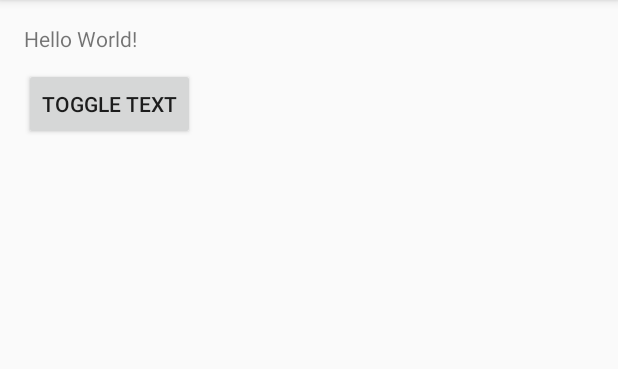
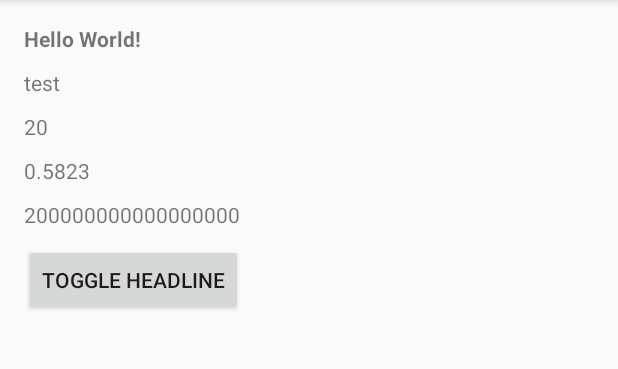
Before and after one commit to wkarl/mia-Argon, an Android app: the screen it shows after launch (MainActivity), on a phone screen of 412 x 824 dp, the part 84-453 px from its top. Run offline under Robolectric (Android 15) with nearby library versions, the phone set to English and light mode, and no system bars; libraries missing offline, so code that uses them is left out: com.jakewharton.processphoenix.

Commit message:
Use JSON configuration instead of xml

```diff
--- a/argon/build.gradle
+++ b/argon/build.gradle
@@ -9,8 +9,8 @@ android {
     defaultConfig {
         minSdkVersion 16
         targetSdkVersion 23
-        versionCode 6
-        versionName "0.9.6"
+        versionCode 7
+        versionName "0.9.7"
     }
 
     buildTypes {
@@ -27,6 +27,8 @@ dependencies {
     compile 'com.android.support:appcompat-v7:23.1.1'
 
     testCompile 'junit:junit:4.12'
+
+    compile 'com.google.code.gson:gson:2.5'
 }
 
 uploadArchives {
--- a/argon/src/main/java/de/prosiebensat1digital/argon/Argon.java
+++ b/argon/src/main/java/de/prosiebensat1digital/argon/Argon.java
@@ -7,28 +7,23 @@ import android.app.PendingIntent;
 import android.content.Context;
 import android.content.Intent;
 import android.os.Build;
-import android.os.Bundle;
 import android.support.annotation.ColorRes;
 import android.support.annotation.DrawableRes;
 import android.support.annotation.NonNull;
 import android.support.annotation.StringRes;
-import android.support.annotation.XmlRes;
 import android.support.v4.app.NotificationCompat;
 
-import java.util.Map;
+import com.jakewharton.processphoenix.ProcessPhoenix;
 
 public class Argon {
-    static final String ARGON_PREFERENCES_RESOURCE = "de.prosiebensat1digital.argon.PREFERENCES_RESOURCE";
-    static final String ARGON_PREFERENCES          = "de.prosiebensat1digital.argon.PREFERENCES";
-
     private static final int NOTIFICATION_ID = 666;
-    private static final int REQUEST_CODE    = 0;
+    private static final int REQUEST_CODE = 0;
 
     private static Argon sInstance;
 
     private final Context mContext;
-    @XmlRes
-    private final int     mPreferenceResourceId;
+
+    private ConfigStore mConfigStore;
 
     @DrawableRes
     private int mIconRes = R.drawable.ic_bug_report_white_24dp;
@@ -47,14 +42,23 @@ public class Argon {
         return sInstance;
     }
 
-    public static Argon init(@NonNull Application application, @XmlRes int preferenceResourceId) {
-        sInstance = new Argon(application, preferenceResourceId);
+    /**
+     * Init Argon with a fallback configuration.
+     * @param application
+     * @param config
+     * @return
+     */
+    public static Argon init(@NonNull Application application, Object config) {
+        if (sInstance != null) {
+            throw new IllegalStateException("Argon cannot be re-initialised.");
+        }
+        sInstance = new Argon(application, config);
         return sInstance;
     }
 
-    private Argon(@NonNull Context inContext, @XmlRes int preferenceResourceId) {
+    private Argon(@NonNull Context inContext, Object config) {
         mContext = inContext;
-        mPreferenceResourceId = preferenceResourceId;
+        mConfigStore = new ConfigStore(inContext, config);
     }
 
     /* Builder-like pattern */
@@ -97,7 +101,7 @@ public class Argon {
     private Notification buildNotification() {
 
         String title = mContext.getString(mTitleRes);
-        String text  = mContext.getString(mTextRes);
+        String text = mContext.getString(mTextRes);
 
         int color = Build.VERSION.SDK_INT >= Build.VERSION_CODES.M
                 ? mContext.getColor(mColorRes)
@@ -115,42 +119,18 @@ public class Argon {
 
     private PendingIntent buildContentIntent() {
         Intent intent = new Intent(mContext, ArgonActivity.class);
-        intent.putExtra(ARGON_PREFERENCES_RESOURCE, mPreferenceResourceId);
-        intent.setAction("ArgonActivity");
         return PendingIntent.getActivity(mContext, REQUEST_CODE, intent, 0);
     }
 
-    /* Getters and setters */
-    public String getString(String key, String defaultValue) {
-        return mContext.getSharedPreferences(ARGON_PREFERENCES, Context.MODE_PRIVATE).getString(key, defaultValue);
+    public void updateConfig(Object config) {
+        mConfigStore.update(config);
     }
 
-    public boolean getBoolean(String key, boolean defaultValue) {
-        return mContext.getSharedPreferences(ARGON_PREFERENCES, Context.MODE_PRIVATE).getBoolean(key, defaultValue);
+    public Object getConfig() {
+        return mConfigStore.getConfig();
     }
 
-    public int getInt(String key, int defaultValue) {
-        return mContext.getSharedPreferences(ARGON_PREFERENCES, Context.MODE_PRIVATE).getInt(key, defaultValue);
-    }
-
-    public float getFloat(String key, float defaultValue) {
-        return mContext.getSharedPreferences(ARGON_PREFERENCES, Context.MODE_PRIVATE).getFloat(key, defaultValue);
-    }
-
-    public long getLong(String key, long defaultValue) {
-        return mContext.getSharedPreferences(ARGON_PREFERENCES, Context.MODE_PRIVATE).getLong(key, defaultValue);
-    }
-
-    public void setFeatureFlags(Map<String, Boolean> featureFlags) {
-        Intent intent      = new Intent(mContext, ArgonActivity.class);
-        Bundle flagsBundle = new Bundle();
-
-        for (Map.Entry<String, Boolean> entry : featureFlags.entrySet()) {
-            flagsBundle.putBoolean(entry.getKey(), entry.getValue());
-        }
-        intent.putExtra(ArgonActivity.FEATURE_FLAGS, flagsBundle);
-        intent.setFlags(Intent.FLAG_ACTIVITY_NEW_TASK);
-        intent.putExtra(ARGON_PREFERENCES_RESOURCE, mPreferenceResourceId);
-        mContext.startActivity(intent);
+    public void restartProcess() {
+        ProcessPhoenix.triggerRebirth(mContext);
     }
 }
--- /dev/null
+++ b/argon/src/main/java/de/prosiebensat1digital/argon/ConfigStore.java
@@ -0,0 +1,48 @@
+package de.prosiebensat1digital.argon;
+
+import android.content.Context;
+import android.content.SharedPreferences;
+
+import com.google.gson.Gson;
+import com.google.gson.JsonSyntaxException;
+
+public class ConfigStore {
+    private static final String PREFERENCE_FILE = "de.prosiebensat1digital.argon.PREFERENCES";
+    private static final String JSON_PREFERENCE = "JSON_CONFIG";
+
+    private final SharedPreferences mPreferences;
+    private       Object            mConfig;
+
+    ConfigStore(Context context, Object initialConfig) {
+        mPreferences = context.getSharedPreferences(PREFERENCE_FILE, Context.MODE_PRIVATE);
+        String savedJson   = mPreferences.getString(JSON_PREFERENCE, null);
+        Object savedConfig = savedJson == null ? null : fromJson(savedJson, initialConfig.getClass());
+
+        if (savedConfig == null) {
+            update(initialConfig);
+            savedConfig = initialConfig;
+        }
+
+        mConfig = savedConfig;
+    }
+
+    void update(Object config) {
+        Gson gson = new Gson();
+        mPreferences.edit().putString(JSON_PREFERENCE, gson.toJson(config)).apply();
+
+    }
+
+    private Object fromJson(String json, Class clazz) {
+        try {
+            Gson gson = new Gson();
+            return gson.fromJson(json, clazz);
+        } catch (JsonSyntaxException e) {
+            // Use default config instead
+            return null;
+        }
+    }
+
+    Object getConfig() {
+        return mConfig;
+    }
+}
--- a/demo/src/main/java/de/prosiebensat1digital/argondemo/ArgonDemoApplication.java
+++ b/demo/src/main/java/de/prosiebensat1digital/argondemo/ArgonDemoApplication.java
@@ -1,6 +1,8 @@
 package de.prosiebensat1digital.argondemo;
 
 import android.app.Application;
+
+import com.google.gson.Gson;
 
 import de.prosiebensat1digital.argon.Argon;
 
@@ -9,7 +11,16 @@ public class ArgonDemoApplication extends Application {
     public void onCreate() {
         super.onCreate();
 
-        Argon.init(this, R.xml.preferences)
+        String json = "{\n" +
+                "\"showHeadline\": true,\n" +
+                "\"text\": test,\n" +
+                "\"intValue\": 20,\n" +
+                "\"longValue\": 200000000000000000,\n" +
+                "\"floatValue\": 0.5823\n" +
+                "}";
+        Gson gson = new Gson();
+        ConfigModel config = gson.fromJson(json, ConfigModel.class);
+        Argon.init(this, config)
                 .setIcon(R.drawable.ic_debug)
                 .setTitle(R.string.notification_title)
                 .setText(R.string.notification_text)
--- /dev/null
+++ b/demo/src/main/java/de/prosiebensat1digital/argondemo/ConfigModel.java
@@ -0,0 +1,9 @@
+package de.prosiebensat1digital.argondemo;
+
+public class ConfigModel {
+    public boolean showHeadline = true;
+    public String text = "test";
+    public int intValue = 0;
+    public float floatValue = 0;
+    public long longValue = 0;
+}
--- a/demo/src/main/java/de/prosiebensat1digital/argondemo/MainActivity.java
+++ b/demo/src/main/java/de/prosiebensat1digital/argondemo/MainActivity.java
@@ -6,20 +6,23 @@ import android.text.TextUtils;
 import android.view.View;
 import android.widget.TextView;
 
-import java.util.HashMap;
-import java.util.Map;
-
 import de.prosiebensat1digital.argon.Argon;
 
 public class MainActivity extends AppCompatActivity {
-    TextView mTextView;
+    TextView    mTextView;
+    ConfigModel mConfig;
 
     @Override
     protected void onCreate(Bundle savedInstanceState) {
         super.onCreate(savedInstanceState);
         setContentView(R.layout.activity_main);
-        mTextView = (TextView) findViewById(R.id.text);
-        mTextView.setText(Argon.getInstance().getBoolean("text", true) ? "Hello World!" : null);
+        mTextView = (TextView) findViewById(R.id.headline);
+        mConfig = (ConfigModel) Argon.getInstance().getConfig();
+        mTextView.setText(mConfig.showHeadline ? "Hello World!" : null);
+        ((TextView) findViewById(R.id.text)).setText(mConfig.text);
+        ((TextView) findViewById(R.id.integerValue)).setText(Integer.toString(mConfig.intValue));
+        ((TextView) findViewById(R.id.floatValue)).setText(Float.toString(mConfig.floatValue));
+        ((TextView) findViewById(R.id.longValue)).setText(Long.toString(mConfig.longValue));
     }
 
     @Override
@@ -36,9 +39,9 @@ public class MainActivity extends AppCompatActivity {
         super.onStop();
     }
 
-    public void toggleText(View view) {
-        Map<String, Boolean> flags = new HashMap<>();
-        flags.put("text", TextUtils.isEmpty(mTextView.getText()));
-        Argon.getInstance().setFeatureFlags(flags);
+    public void toggleHeadline(View view) {
+        mConfig.showHeadline = TextUtils.isEmpty(mTextView.getText());
+        Argon.getInstance().updateConfig(mConfig);
+        Argon.getInstance().restartProcess();
     }
 }
--- a/demo/src/main/res/layout/activity_main.xml
+++ b/demo/src/main/res/layout/activity_main.xml
@@ -1,5 +1,5 @@
 <?xml version="1.0" encoding="utf-8"?>
-<RelativeLayout
+<LinearLayout
     xmlns:android="http://schemas.android.com/apk/res/android"
     xmlns:tools="http://schemas.android.com/tools"
     android:layout_width="match_parent"
@@ -8,20 +8,47 @@
     android:paddingLeft="@dimen/activity_horizontal_margin"
     android:paddingRight="@dimen/activity_horizontal_margin"
     android:paddingTop="@dimen/activity_vertical_margin"
-    tools:context=".MainActivity">
+    tools:context=".MainActivity"
+    android:orientation="vertical">
+
+    <TextView
+        android:id="@+id/headline"
+        android:layout_width="wrap_content"
+        android:layout_height="wrap_content"
+        android:paddingBottom="10dp"
+        android:textStyle="bold"/>
 
     <TextView
         android:id="@+id/text"
         android:layout_width="wrap_content"
         android:layout_height="wrap_content"
-        android:paddingBottom="10dp"
-        android:text="Hello World!"/>
+        android:paddingBottom="10dp"/>
+
+
+    <TextView
+        android:id="@+id/integerValue"
+        android:layout_width="wrap_content"
+        android:layout_height="wrap_content"
+        android:paddingBottom="10dp"/>
+
+
+    <TextView
+        android:id="@+id/floatValue"
+        android:layout_width="wrap_content"
+        android:layout_height="wrap_content"
+        android:paddingBottom="10dp"/>
+
+
+    <TextView
+        android:id="@+id/longValue"
+        android:layout_width="wrap_content"
+        android:layout_height="wrap_content"
+        android:paddingBottom="10dp"/>
 
     <Button
         android:layout_width="wrap_content"
         android:layout_height="wrap_content"
-        android:layout_below="@id/text"
-        android:onClick="toggleText"
-        android:text="Toggle text"
+        android:onClick="toggleHeadline"
+        android:text="Toggle Headline"
         />
-</RelativeLayout>
+</LinearLayout>
--- a/demo/src/main/res/xml/preferences.xml
+++ /dev/null
@@ -1,10 +0,0 @@
-<?xml version="1.0" encoding="utf-8"?>
-<PreferenceScreen xmlns:android="http://schemas.android.com/apk/res/android">
-
-    <CheckBoxPreference
-        android:key="text"
-        android:title="Text"
-        android:summary="Show 'Hello World'"
-        android:defaultValue="true" />
-
-</PreferenceScreen>
```
Also changed, not shown: argon/src/main/java/de/prosiebensat1digital/argon/ArgonActivity.java (+124 -16 lines).
